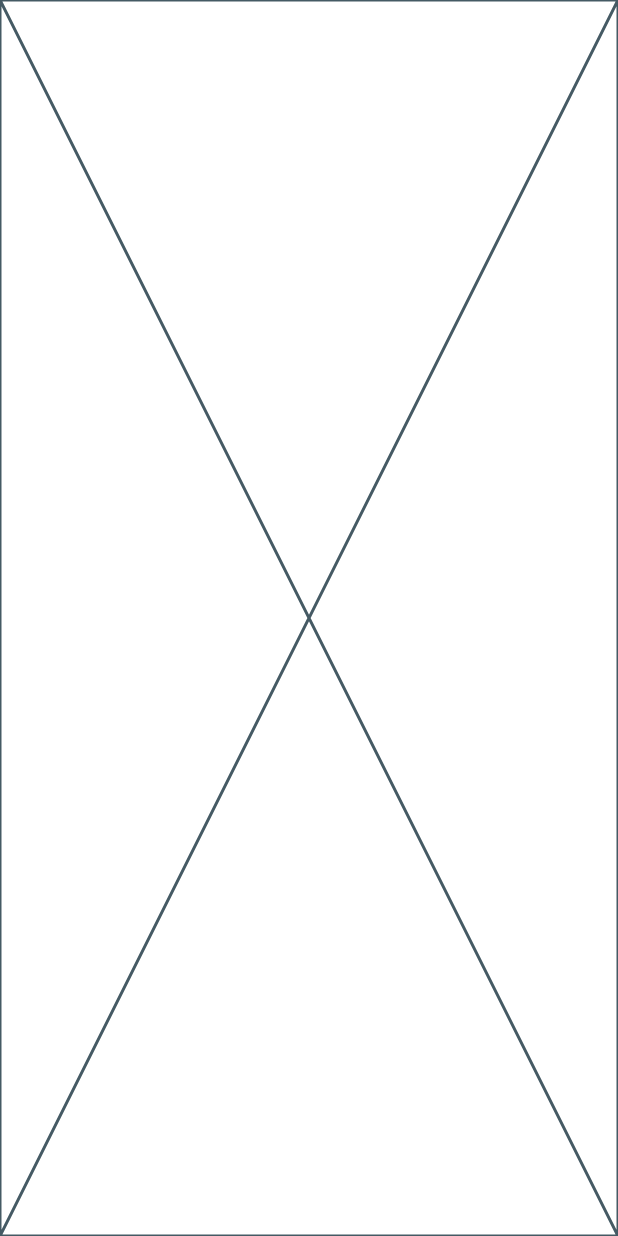
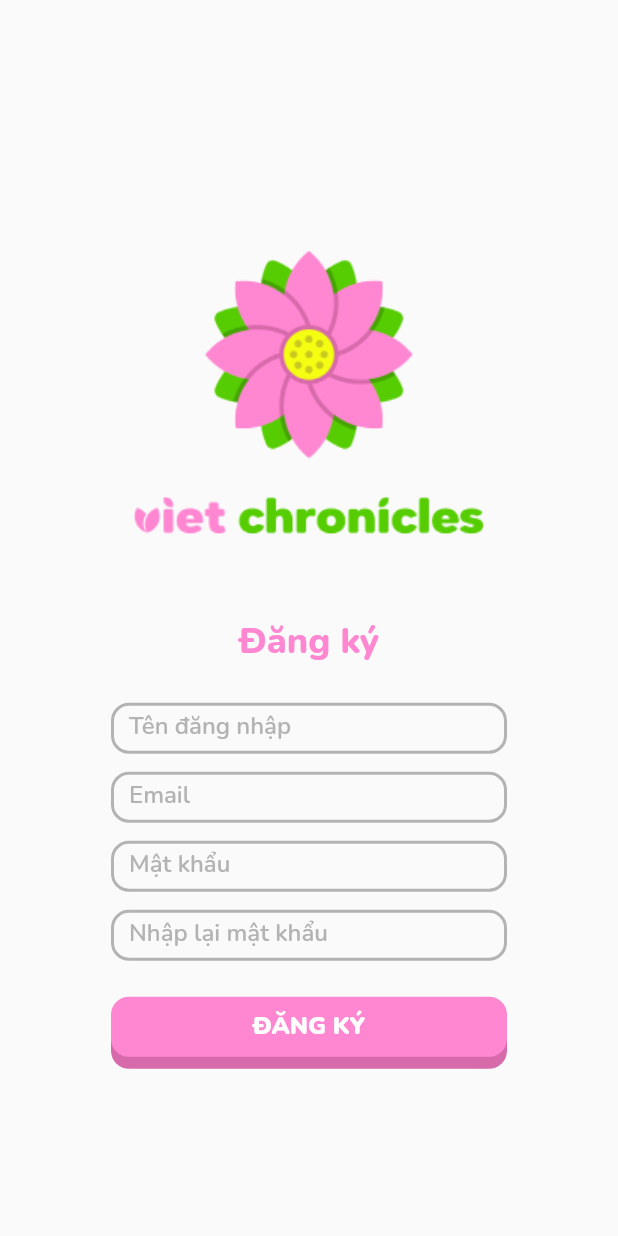
Before and after one commit to 21020549-Tran-Tuan-Nghia/UI-Design_INT3115, a Flutter app: the screen it shows after launch, after a tap on "ĐĂNG KÝ", on a phone screen of 412 x 824 dp. Run offline on Flutter 3.47's test engine with Material 2 defaults, Android fonts, the phone set to English and light mode, and no system bars; our stand-ins replace dio; accounts and stored records are empty; network calls fail.

Commit message:
feat: register view

```diff
--- a/lib/routes/routes.dart
+++ b/lib/routes/routes.dart
@@ -1,8 +1,8 @@
 import 'package:flutter/material.dart';
-import 'package:viet_chronicle/views/demo/demo_view.dart';
 import 'package:viet_chronicle/views/login/login_view.dart';
 import 'package:viet_chronicle/views/questions/question.view.dart';
 import 'package:viet_chronicle/views/register/register_view.dart';
+import 'package:viet_chronicle/views/register_success/register_success_view.dart';
 import 'package:viet_chronicle/views/splash/splash_view.dart';
 
 class AppRoutes {
@@ -13,12 +13,13 @@ class AppRoutes {
   static String get questionView => 'question-view';
   static String get loginView => 'login-view';
   static String get registerView => 'register-view';
+  static String get registerSuccessView => 'register-success-view';
 
   static Map<String, Widget Function(BuildContext)> routes = {
     splashView: (context) => const SplashView(),
-    demoView: (context) => const DemoView(),
     questionView: (context) => const QuestionView(),
     loginView: (context) => LoginView(),
-    registerView: (context) => const RegisterView(),
+    registerView: (context) => RegisterView(),
+    registerSuccessView: (context) => const RegisterSuccessView(),
   };
 }
--- a/lib/views/login/login_view.dart
+++ b/lib/views/login/login_view.dart
@@ -58,10 +58,10 @@ class LoginView extends StatelessWidget {
         const SizedBox(height: 16),
         VCButton(
           labelText: "ĐĂNG KÝ",
-          textColor: Color(0xFFD76AAB),
+          textColor: const Color(0xFFD76AAB),
           backgroundColor: Colors.white,
-          shadowColor: Color(0xFFD76AAB),
-          borderColor: Color(0xFFD76AAB),
+          shadowColor: const Color(0xFFD76AAB),
+          borderColor: const Color(0xFFD76AAB),
           callback: () => {
             Navigator.popAndPushNamed(context, AppRoutes.registerView)
           },
--- a/lib/views/register/register_view.dart
+++ b/lib/views/register/register_view.dart
@@ -1,10 +1,63 @@
 import 'package:flutter/material.dart';
+import 'package:viet_chronicle/routes/routes.dart';
+import 'package:viet_chronicle/views/widgets/vc_button.dart';
+import 'package:viet_chronicle/views/widgets/vc_text_field.dart';
 
 class RegisterView extends StatelessWidget {
-  const RegisterView({super.key});
+  RegisterView({super.key});
+
+  final TextEditingController tfUsernameController = TextEditingController();
+  final TextEditingController tfEmailController = TextEditingController();
+  final TextEditingController tfPasswordController = TextEditingController();
+  final TextEditingController tfRePasswordController = TextEditingController();
 
   @override
   Widget build(BuildContext context) {
-    return const Placeholder();
+    return Scaffold(
+        body: Column(
+      mainAxisAlignment: MainAxisAlignment.center,
+      children: [
+        Align(
+          alignment: AlignmentDirectional.topCenter,
+          child: Image.asset('assets/images/logo.png'),
+        ),
+        const Text("Đăng ký",
+            style: TextStyle(
+                fontSize: 24,
+                fontFamily: "Nunito",
+                fontWeight: FontWeight.w800,
+                color: Color(0xFFFF87D2))),
+        const SizedBox(height: 24),
+        VCTextField(
+            obscureText: false,
+            labelText: "Tên đăng nhập",
+            tfcontroller: tfUsernameController),
+        const SizedBox(height: 12),
+        VCTextField(
+            obscureText: false,
+            labelText: "Email",
+            tfcontroller: tfEmailController),
+        const SizedBox(height: 12),
+        VCTextField(
+            obscureText: true,
+            labelText: "Mật khẩu",
+            tfcontroller: tfPasswordController),
+        const SizedBox(height: 12),
+        VCTextField(
+            obscureText: true,
+            labelText: "Nhập lại mật khẩu",
+            tfcontroller: tfRePasswordController),
+        const SizedBox(height: 24),
+        VCButton(
+          labelText: "ĐĂNG KÝ",
+          textColor: Colors.white,
+          backgroundColor: const Color(0xFFFF87D2),
+          shadowColor: const Color(0xFFD76AAB),
+          borderColor: const Color(0xFFFF87D2),
+          callback: () =>
+              {Navigator.popAndPushNamed(context, AppRoutes.registerSuccessView)},
+        ),
+      ],
+    ));
   }
 }
--- a/lib/views/widgets/vc_text_field.dart
+++ b/lib/views/widgets/vc_text_field.dart
@@ -7,7 +7,10 @@ class VCTextField extends StatelessWidget {
   final TextEditingController tfcontroller;
 
   const VCTextField(
-      {super.key, required this.obscureText, required this.labelText, required this.tfcontroller});
+      {super.key,
+      required this.obscureText,
+      required this.labelText,
+      required this.tfcontroller});
 
   @override
   Widget build(BuildContext context) {
@@ -30,6 +33,20 @@ class VCTextField extends StatelessWidget {
                 borderRadius: BorderRadius.all(Radius.circular(12)),
                 borderSide: BorderSide(
                     color: Color.fromRGBO(179, 179, 179, 1), width: 2)),
-            )));
+            focusedBorder: const OutlineInputBorder(
+                borderRadius: BorderRadius.all(Radius.circular(12)),
+                borderSide: BorderSide(
+                    color: Color.fromRGBO(179, 179, 179, 1), width: 2)),
+            // contentPadding: EdgeInsets.fromLTRB(12, 6, 18, 12)
+          ),
+          cursorColor: const Color.fromRGBO(179, 179, 179, 1),
+          style: const TextStyle(
+                fontSize: 16,
+                fontStyle: FontStyle.normal,
+                fontFamily: "Nunito",
+                fontWeight: FontWeight.w600,
+                color: Color(0xFF808080)),
+          textAlignVertical: TextAlignVertical.center,
+        ));
   }
 }
```
Also changed, not shown: lib/views/demo/demo_view.dart (deleted, +0 -140 lines), lib/views/register_success/register_success_view.dart (added, +10 -0 lines), lib/controllers/register_controller.dart (added). Lines whose indentation alone changed are shown as unchanged.
